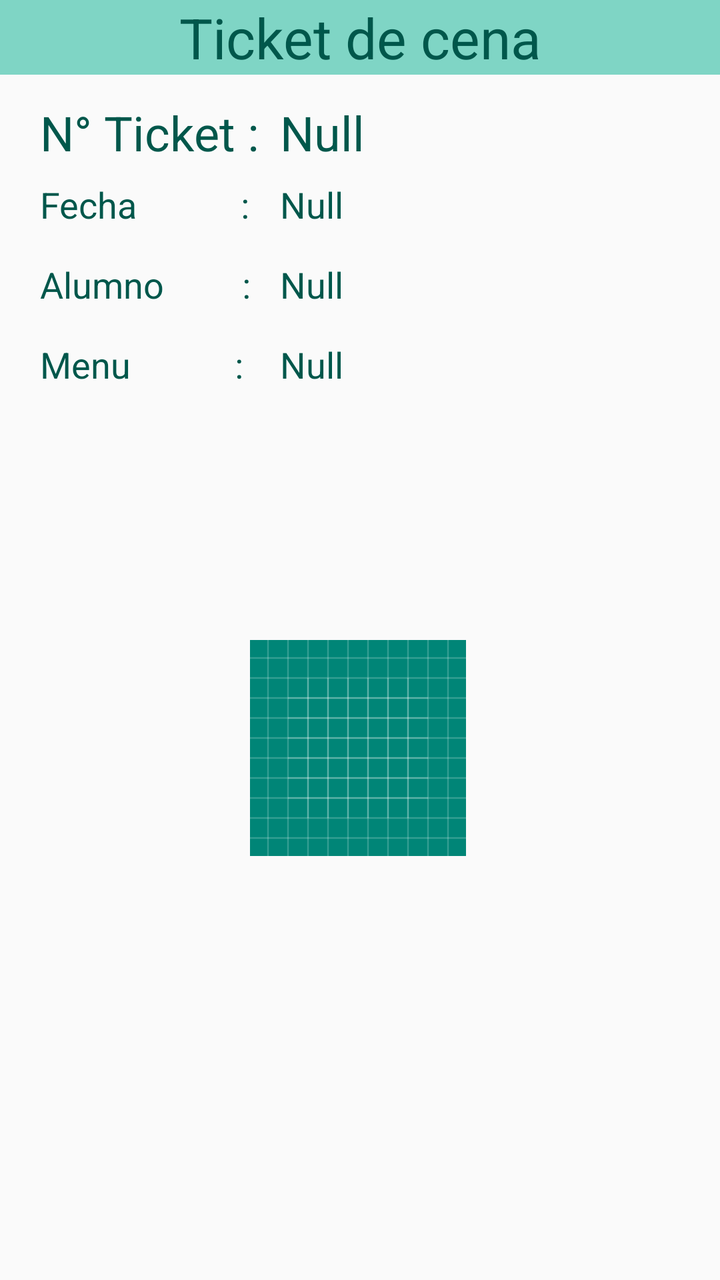
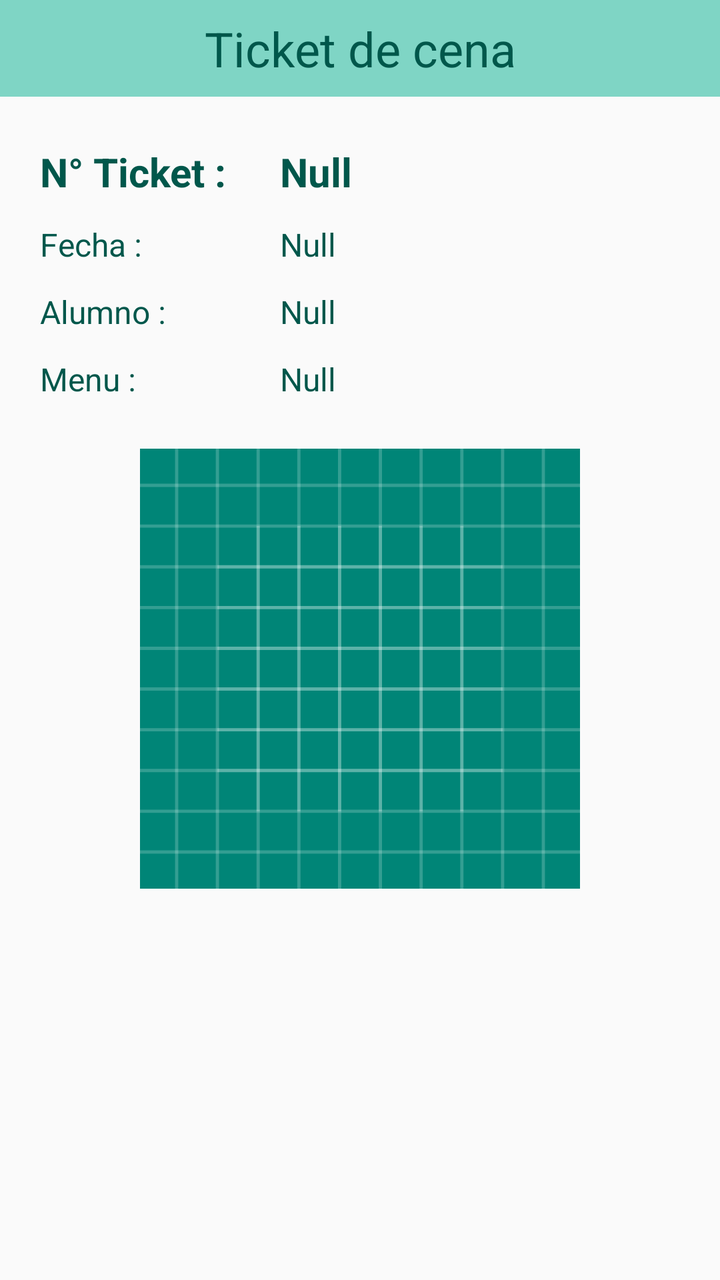

Compare the two renders of this Android layout. The source of the first and the diff that turns it into the second are given below.
<!-- AndroidManifest.xml: application theme AppTheme -->
<!-- res/layout/fragment_fragmento_alumno_reporte_cena.xml -->
<?xml version="1.0" encoding="utf-8"?>
<FrameLayout xmlns:android="http://schemas.android.com/apk/res/android"
    xmlns:tools="http://schemas.android.com/tools"
    android:layout_width="match_parent"
    android:layout_height="match_parent"
    tools:context=".fragmento_alumno.fragmento_alumno_reporte_cena">

    <TextView
        android:id="@+id/textView17"
        android:layout_width="414dp"
        android:layout_height="wrap_content"
        android:layout_gravity="center_horizontal"
        android:layout_marginTop="0dp"
        android:background="#7FD5C5"
        android:gravity="center_horizontal"
        android:text="Ticket de cena"
        android:textColor="@color/colorPrimaryDark"
        android:textSize="28sp" />


    <TextView
        android:id="@+id/r_numero_ticket"
        android:layout_width="wrap_content"
        android:layout_height="wrap_content"
        android:layout_marginLeft="140dp"
        android:layout_marginTop="50dp"
        android:text="Null"
        android:textColor="@color/colorPrimaryDark"
        android:textSize="24sp" />

    <TextView
        android:id="@+id/s_nombre_"
        android:layout_width="wrap_content"
        android:layout_height="wrap_content"
        android:layout_marginLeft="20dp"
        android:layout_marginTop="50dp"
        android:text="N° Ticket :"
        android:textColor="@color/colorPrimaryDark"
        android:textSize="24sp" />

    <TextView
        android:id="@+id/r_fecha_ticket"
        android:layout_width="wrap_content"
        android:layout_height="wrap_content"
        android:layout_marginLeft="140dp"
        android:layout_marginTop="90dp"
        android:text="Null"
        android:textColor="@color/colorPrimaryDark"
        android:textSize="18sp" />

    <TextView
        android:id="@+id/s_apellido_"
        android:layout_width="wrap_content"
        android:layout_height="wrap_content"
        android:layout_marginLeft="20dp"
        android:layout_marginTop="90dp"
        android:text="Fecha            :"
        android:textColor="@color/colorPrimaryDark"
        android:textSize="18sp" />

    <TextView
        android:id="@+id/r_nombre_alumno"
        android:layout_width="wrap_content"
        android:layout_height="wrap_content"
        android:layout_marginLeft="140dp"
        android:layout_marginTop="130dp"
        android:text="Null"
        android:textColor="@color/colorPrimaryDark"
        android:textSize="18sp" />
    <TextView
        android:id="@+id/s_direccion_"
        android:layout_width="wrap_content"
        android:layout_height="wrap_content"
        android:layout_marginLeft="20dp"
        android:layout_marginTop="130dp"
        android:text="Alumno         :"
        android:textColor="@color/colorPrimaryDark"
        android:textSize="18sp" />

    <TextView
        android:id="@+id/r_menu"
        android:layout_width="wrap_content"
        android:layout_height="wrap_content"
        android:layout_marginLeft="140dp"
        android:layout_marginTop="170dp"
        android:text="Null"
        android:textColor="@color/colorPrimaryDark"
        android:textSize="18sp" />
    <TextView
        android:id="@+id/s_celular_"
        android:layout_width="wrap_content"
        android:layout_height="wrap_content"
        android:layout_marginLeft="20dp"
        android:layout_marginTop="170dp"
        android:text="Menu            :"
        android:textColor="@color/colorPrimaryDark"
        android:textSize="18sp" />

    <ImageView
        android:id="@+id/img_qr"
        android:layout_width="wrap_content"
        android:layout_height="wrap_content"
        android:layout_marginLeft="125dp"
        android:layout_marginTop="320dp"
        android:src="@drawable/ic_launcher_background" />


</FrameLayout>
<!-- resources referenced by this layout -->
<resources>
  <color name="colorPrimaryDark">#00574B</color>
  <!-- drawable ic_launcher_background: vector/xml drawable (drawable, 5605 chars, omitted) -->
  <style name="AppTheme" parent="Theme.AppCompat.Light.DarkActionBar">
          
          <item name="colorPrimary">@color/colorPrimary</item>
          <item name="colorPrimaryDark">@color/colorPrimaryDark</item>
          <item name="colorAccent">@color/colorAccent</item>
      </style>
  <color name="colorPrimary">#8BD8D0</color>
  <color name="colorAccent">#D81B60</color>
</resources>

<!-- the commit's change to res/layout/fragment_fragmento_alumno_reporte_cena.xml (unified diff, before → after) -->
@@ -1,108 +1,159 @@
 <?xml version="1.0" encoding="utf-8"?>
-<FrameLayout xmlns:android="http://schemas.android.com/apk/res/android"
+<LinearLayout xmlns:android="http://schemas.android.com/apk/res/android"
+    xmlns:app="http://schemas.android.com/apk/res-auto"
     xmlns:tools="http://schemas.android.com/tools"
     android:layout_width="match_parent"
     android:layout_height="match_parent"
+    android:orientation="vertical"
     tools:context=".fragmento_alumno.fragmento_alumno_reporte_cena">
 
     <TextView
         android:id="@+id/textView17"
-        android:layout_width="414dp"
+        android:layout_width="match_parent"
         android:layout_height="wrap_content"
-        android:layout_gravity="center_horizontal"
-        android:layout_marginTop="0dp"
         android:background="#7FD5C5"
         android:gravity="center_horizontal"
+        android:paddingVertical="8dp"
         android:text="Ticket de cena"
         android:textColor="@color/colorPrimaryDark"
-        android:textSize="28sp" />
+        android:textSize="@dimen/header_text_size" />
 
+    <ScrollView
+        android:layout_width="match_parent"
+        android:layout_height="0dp"
+        android:layout_weight="1"
+        android:fillViewport="true">
 
-    <TextView
-        android:id="@+id/r_numero_ticket"
-        android:layout_width="wrap_content"
-        android:layout_height="wrap_content"
-        android:layout_marginLeft="140dp"
-        android:layout_marginTop="50dp"
-        android:text="Null"
-        android:textColor="@color/colorPrimaryDark"
-        android:textSize="24sp" />
+        <androidx.constraintlayout.widget.ConstraintLayout
+            android:layout_width="match_parent"
+            android:layout_height="wrap_content"
+            android:paddingStart="@dimen/screen_padding_horizontal"
+            android:paddingTop="@dimen/screen_padding_vertical"
+            android:paddingEnd="@dimen/screen_padding_horizontal"
+            android:paddingBottom="@dimen/screen_padding_vertical">
 
-    <TextView
-        android:id="@+id/s_nombre_"
-        android:layout_width="wrap_content"
-        android:layout_height="wrap_content"
-        android:layout_marginLeft="20dp"
-        android:layout_marginTop="50dp"
-        android:text="N° Ticket :"
-        android:textColor="@color/colorPrimaryDark"
-        android:textSize="24sp" />
+            <LinearLayout
+                android:layout_width="0dp"
+                android:layout_height="wrap_content"
+                android:orientation="vertical"
+                app:layout_constraintEnd_toEndOf="parent"
+                app:layout_constraintStart_toStartOf="parent"
+                app:layout_constraintTop_toTopOf="parent"
+                app:layout_constraintWidth_max="@dimen/content_max_width">
 
-    <TextView
-        android:id="@+id/r_fecha_ticket"
-        android:layout_width="wrap_content"
-        android:layout_height="wrap_content"
-        android:layout_marginLeft="140dp"
-        android:layout_marginTop="90dp"
-        android:text="Null"
-        android:textColor="@color/colorPrimaryDark"
-        android:textSize="18sp" />
+                <LinearLayout
+                    android:layout_width="match_parent"
+                    android:layout_height="wrap_content"
+                    android:layout_marginTop="8dp"
+                    android:orientation="horizontal">
 
-    <TextView
-        android:id="@+id/s_apellido_"
-        android:layout_width="wrap_content"
-        android:layout_height="wrap_content"
-        android:layout_marginLeft="20dp"
-        android:layout_marginTop="90dp"
-        android:text="Fecha            :"
-        android:textColor="@color/colorPrimaryDark"
-        android:textSize="18sp" />
+                    <TextView
+                        android:id="@+id/s_nombre_"
+                        android:layout_width="120dp"
+                        android:layout_height="wrap_content"
+                        android:text="N° Ticket :"
+                        android:textColor="@color/colorPrimaryDark"
+                        android:textSize="20sp"
+                        android:textStyle="bold" />
 
-    <TextView
-        android:id="@+id/r_nombre_alumno"
-        android:layout_width="wrap_content"
-        android:layout_height="wrap_content"
-        android:layout_marginLeft="140dp"
-        android:layout_marginTop="130dp"
-        android:text="Null"
-        android:textColor="@color/colorPrimaryDark"
-        android:textSize="18sp" />
-    <TextView
-        android:id="@+id/s_direccion_"
-        android:layout_width="wrap_content"
-        android:layout_height="wrap_content"
-        android:layout_marginLeft="20dp"
-        android:layout_marginTop="130dp"
-        android:text="Alumno         :"
-        android:textColor="@color/colorPrimaryDark"
-        android:textSize="18sp" />
+                    <TextView
+                        android:id="@+id/r_numero_ticket"
+                        android:layout_width="0dp"
+                        android:layout_height="wrap_content"
+                        android:layout_weight="1"
+                        android:text="Null"
+                        android:textColor="@color/colorPrimaryDark"
+                        android:textSize="20sp"
+                        android:textStyle="bold" />
+                </LinearLayout>
 
-    <TextView
-        android:id="@+id/r_menu"
-        android:layout_width="wrap_content"
-        android:layout_height="wrap_content"
-        android:layout_marginLeft="140dp"
-        android:layout_marginTop="170dp"
-        android:text="Null"
-        android:textColor="@color/colorPrimaryDark"
-        android:textSize="18sp" />
-    <TextView
-        android:id="@+id/s_celular_"
-        android:layout_width="wrap_content"
-        android:layout_height="wrap_content"
-        android:layout_marginLeft="20dp"
-        android:layout_marginTop="170dp"
-        android:text="Menu            :"
-        android:textColor="@color/colorPrimaryDark"
-        android:textSize="18sp" />
+                <LinearLayout
+                    android:layout_width="match_parent"
+                    android:layout_height="wrap_content"
+                    android:layout_marginTop="12dp"
+                    android:orientation="horizontal">
 
-    <ImageView
-        android:id="@+id/img_qr"
-        android:layout_width="wrap_content"
-        android:layout_height="wrap_content"
-        android:layout_marginLeft="125dp"
-        android:layout_marginTop="320dp"
-        android:src="@drawable/ic_launcher_background" />
+                    <TextView
+                        android:id="@+id/s_apellido_"
+                        android:layout_width="120dp"
+                        android:layout_height="wrap_content"
+                        android:text="Fecha :"
+                        android:textColor="@color/colorPrimaryDark"
+                        android:textSize="@dimen/body_text_size" />
 
+                    <TextView
+                        android:id="@+id/r_fecha_ticket"
+                        android:layout_width="0dp"
+                        android:layout_height="wrap_content"
+                        android:layout_weight="1"
+                        android:text="Null"
+                        android:textColor="@color/colorPrimaryDark"
+                        android:textSize="@dimen/body_text_size" />
+                </LinearLayout>
 
-</FrameLayout>
+                <LinearLayout
+                    android:layout_width="match_parent"
+                    android:layout_height="wrap_content"
+                    android:layout_marginTop="12dp"
+                    android:orientation="horizontal">
+
+                    <TextView
+                        android:id="@+id/s_direccion_"
+                        android:layout_width="120dp"
+                        android:layout_height="wrap_content"
+                        android:text="Alumno :"
+                        android:textColor="@color/colorPrimaryDark"
+                        android:textSize="@dimen/body_text_size" />
+
+                    <TextView
+                        android:id="@+id/r_nombre_alumno"
+                        android:layout_width="0dp"
+                        android:layout_height="wrap_content"
+                        android:layout_weight="1"
+                        android:text="Null"
+                        android:textColor="@color/colorPrimaryDark"
+                        android:textSize="@dimen/body_text_size" />
+                </LinearLayout>
+
+                <LinearLayout
+                    android:layout_width="match_parent"
+                    android:layout_height="wrap_content"
+                    android:layout_marginTop="12dp"
+                    android:orientation="horizontal">
+
+                    <TextView
+                        android:id="@+id/s_celular_"
+                        android:layout_width="120dp"
+                        android:layout_height="wrap_content"
+                        android:text="Menu :"
+                        android:textColor="@color/colorPrimaryDark"
+                        android:textSize="@dimen/body_text_size" />
+
+                    <TextView
+                        android:id="@+id/r_menu"
+                        android:layout_width="0dp"
+                        android:layout_height="wrap_content"
+                        android:layout_weight="1"
+                        android:text="Null"
+                        android:textColor="@color/colorPrimaryDark"
+                        android:textSize="@dimen/body_text_size" />
+                </LinearLayout>
+
+                <ImageView
+                    android:id="@+id/img_qr"
+                    android:layout_width="@dimen/qr_image_size"
+                    android:layout_height="@dimen/qr_image_size"
+                    android:layout_gravity="center_horizontal"
+                    android:layout_marginTop="24dp"
+                    android:adjustViewBounds="true"
+                    android:contentDescription="Código QR del ticket"
+                    android:scaleType="fitCenter"
+                    android:src="@drawable/ic_launcher_background" />
+
+            </LinearLayout>
+
+        </androidx.constraintlayout.widget.ConstraintLayout>
+
+    </ScrollView>
+
+</LinearLayout>
<!-- resource entries referenced after the edit -->
@@ -1,6 +1,12 @@
 <!-- resources referenced by this layout -->
 <resources>
   <color name="colorPrimaryDark">#00574B</color>
+  <dimen name="body_text_size">16sp</dimen>
+  <dimen name="content_max_width">480dp</dimen>
+  <dimen name="header_text_size">24sp</dimen>
+  <dimen name="qr_image_size">220dp</dimen>
+  <dimen name="screen_padding_horizontal">20dp</dimen>
+  <dimen name="screen_padding_vertical">16dp</dimen>
   <!-- drawable ic_launcher_background: vector/xml drawable (drawable, 5605 chars, omitted) -->
   <style name="AppTheme" parent="Theme.AppCompat.Light.DarkActionBar">
           
